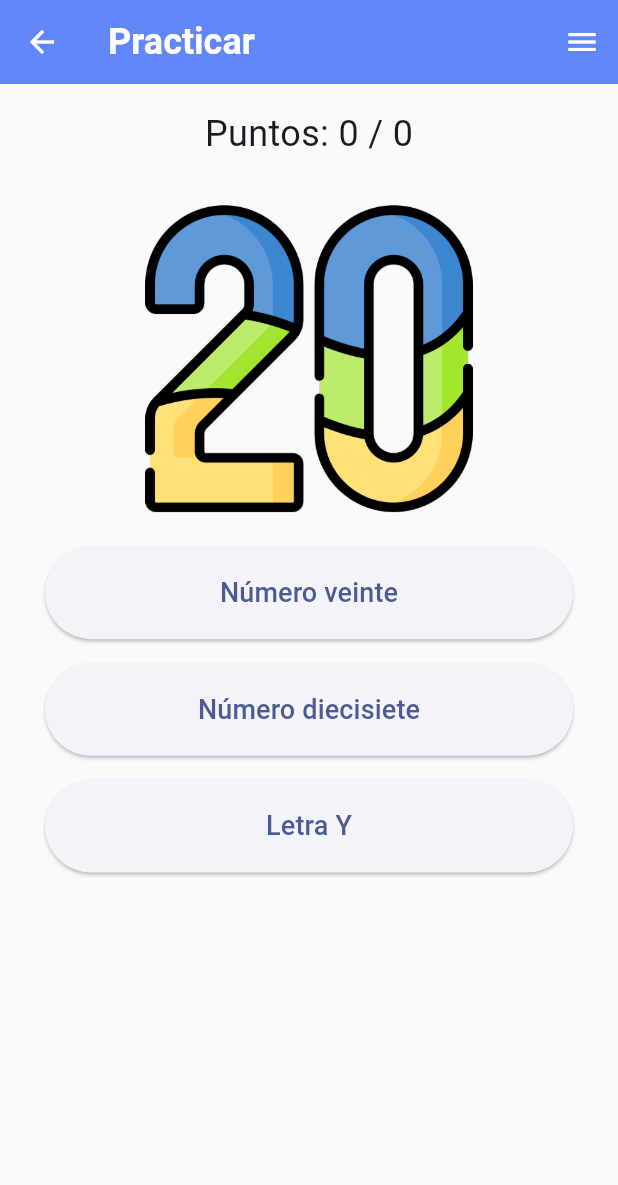
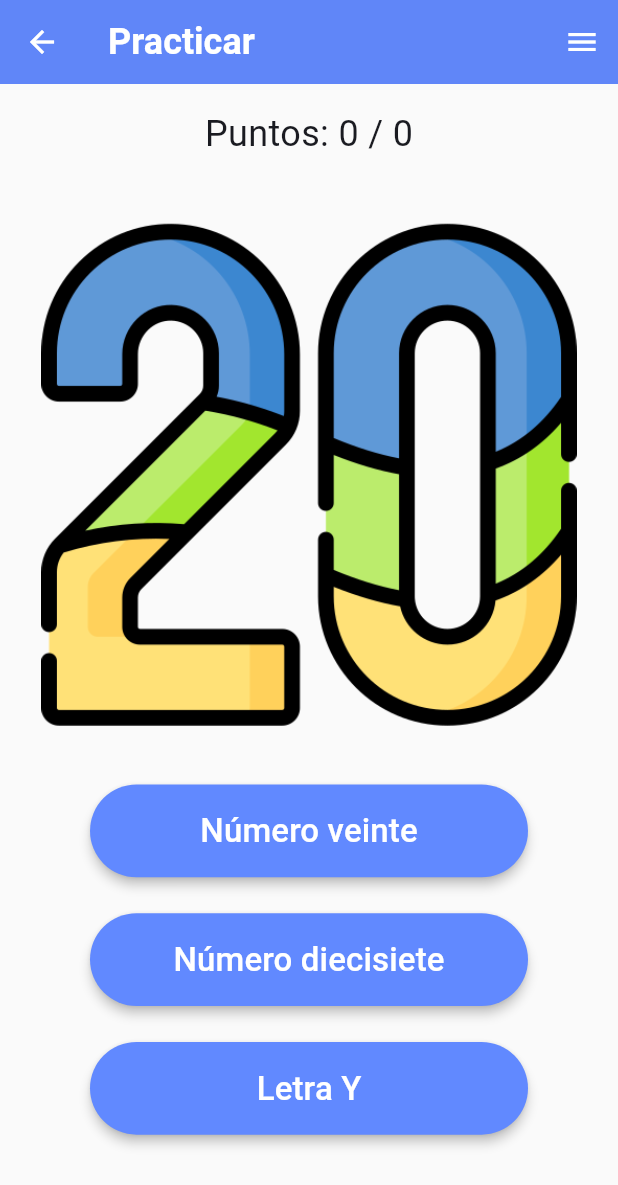
Before and after one commit to amenes12/ensenarte-app, a Flutter app: the PracticeScreen screen opened by its route, on a phone screen of 412 x 824 dp. Shown: the top 1185 px of the screen. Run offline on Flutter 3.47's test engine with Material 3 defaults, Android fonts, the phone set to English and light mode, and no system bars; our stand-ins replace cloud_firestore, firebase_auth, firebase_core, google_sign_in; accounts and stored records are empty.

Commit message:
refactor: adapted screens to visualize gif resources

```diff
--- a/lib/screens/resource_screen.dart
+++ b/lib/screens/resource_screen.dart
@@ -14,18 +14,18 @@ class ResourceScreen extends StatelessWidget {
     return Scaffold(
       appBar: AppBar(
         title: Text(title!),
-        actions: const [
-          MenuButtonComponent()
-        ],
+        actions: const [MenuButtonComponent()],
       ),
       body: Center(
-        child: Column(mainAxisAlignment: MainAxisAlignment.start, children: [
-          Image.asset(
-            resourceToLoad!,
-            height: 360.0,
-            width: 180.0,
-          )
-        ]),
+        child: Column(
+          mainAxisAlignment: MainAxisAlignment.start,
+          children: [
+            Image.asset(
+              resourceToLoad!,
+              filterQuality: FilterQuality.medium,
+            ),
+          ],
+        ),
       ),
       floatingActionButton: FloatingActionButton.extended(
         onPressed: () {
--- a/lib/widgets/quiz_widget.dart
+++ b/lib/widgets/quiz_widget.dart
@@ -85,27 +85,39 @@ class _QuizWidgetState extends State<QuizWidget> {
           ),
         ),
         Expanded(
+          flex: 7,
           child: Padding(
-            padding: const EdgeInsets.all(8.0),
+            padding: const EdgeInsets.all(16.0),
             child: Center(
               child: isLoading
                   ? const CircularProgressIndicator()
-                  : Image.asset(currentQuiz.resourceToLoadRoute),
+                  : Image.asset(
+                      currentQuiz.resourceToLoadRoute,
+                      filterQuality: FilterQuality.medium,
+                    ),
             ),
           ),
         ),
         if (!isLoading)
           ...currentQuiz.options.map((option) {
             return Padding(
-              padding: const EdgeInsets.symmetric(vertical: 8.0),
+              padding: const EdgeInsets.symmetric(vertical: 12.0),
               child: SizedBox(
-                width: MediaQuery.of(context).size.width - 60,
+                width: MediaQuery.of(context).size.width - 120,
                 height: MediaQuery.of(context).size.height * 0.075,
                 child: ElevatedButton(
                   onPressed: () => checkAnswer(option),
+                  style: ElevatedButton.styleFrom(
+                    backgroundColor: const Color.fromRGBO(97, 137, 255, 1),
+                    elevation: 3,
+                  ),
                   child: Text(
                     option,
-                    style: const TextStyle(fontSize: 18.0),
+                    style: const TextStyle(
+                      fontSize: 22.0,
+                      fontWeight: FontWeight.w500,
+                      color: Colors.white,
+                    ),
                   ),
                 ),
               ),
```
